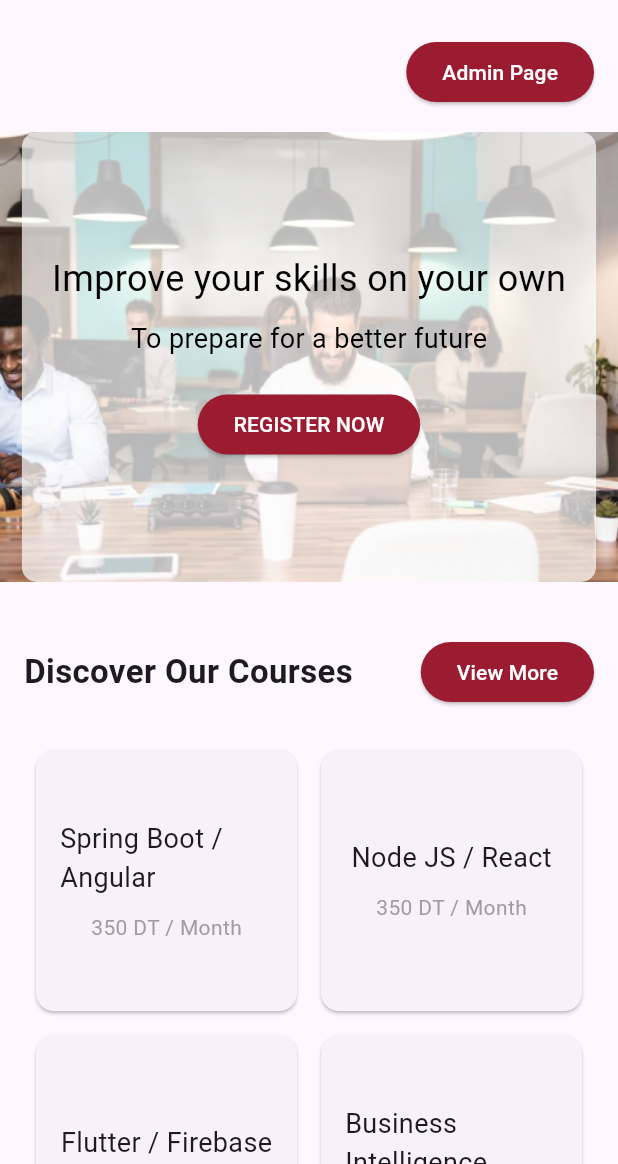
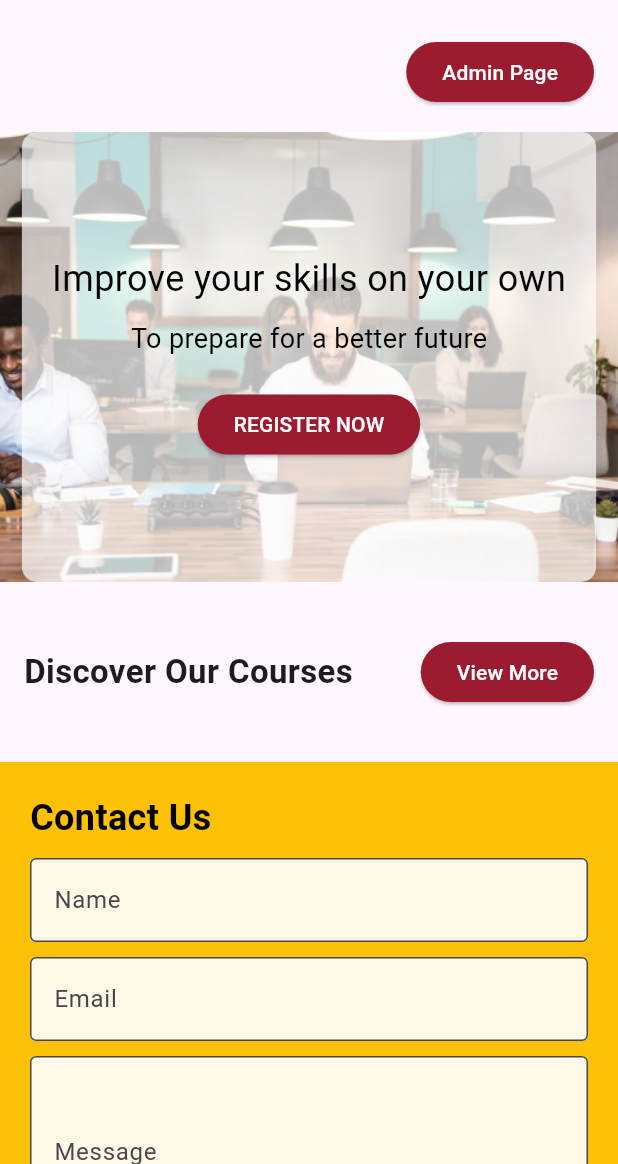
Before and after one commit to Flightsimmer50/9antra.tn-MiniProject-Flutter, a Flutter app: the screen it shows after launch, on a phone screen of 412 x 824 dp, the part 72-1236 px from its top. Run offline on Flutter 3.47's test engine with Material 3 defaults, Android fonts, the phone set to English and light mode, and no system bars; our stand-ins replace cloud_firestore, firebase_core, image_picker; missing offline and left inert: cloudinary_flutter, cloudinary_url_gen; accounts and stored records are empty.

Commit message:
improving the landing page

```diff
--- a/lib/screens/landingPage.dart
+++ b/lib/screens/landingPage.dart
@@ -1,7 +1,39 @@
 import 'package:flutter/material.dart';
 import 'package:beecoderstest/screens/adminPage.dart'; // Importer la page Admin
+import 'package:beecoderstest/models/course.dart'; // Import the Course model
+import 'package:beecoderstest/service/courseService.dart'; // Import your Course service
 
-class LandingPage extends StatelessWidget {
+class LandingPage extends StatefulWidget {
+  @override
+  _LandingPageState createState() => _LandingPageState();
+}
+
+class _LandingPageState extends State<LandingPage> {
+  final CourseService _courseService = CourseService();
+  List<Course> _courses = [];
+  bool _isLoading = true;
+
+  @override
+  void initState() {
+    super.initState();
+    _fetchCourses();
+  }
+
+  Future<void> _fetchCourses() async {
+    try {
+      List<Course> courses = await _courseService.getCourses();
+      setState(() {
+        _courses = courses.take(6).toList(); // Take the first 6 courses
+        _isLoading = false;
+      });
+    } catch (e) {
+      print('Error fetching courses: $e');
+      setState(() {
+        _isLoading = false;
+      });
+    }
+  }
+
   @override
   Widget build(BuildContext context) {
     return Scaffold(
@@ -9,16 +41,18 @@ class LandingPage extends StatelessWidget {
         title: Row(
           children: [
             Image.asset(
-              'assets/LogoTheBridge.png', // Assurez-vous que le nom et le chemin sont corrects
-              height: 40, // Ajustez la taille selon vos besoins
+              'assets/LogoTheBridge.png',
+              height: 40,
             ),
-            SizedBox(width: 10), // Espace entre le logo et le titre
+            SizedBox(width: 10),
             Text('Course Platform'),
           ],
         ),
-        centerTitle: false, // Aligner le titre à gauche
+        centerTitle: false,
       ),
-      body: SingleChildScrollView(
+      body: _isLoading
+          ? Center(child: CircularProgressIndicator())
+          : SingleChildScrollView(
               child: Column(
                 children: [
                   // Ajout du bouton Admin Page
@@ -32,7 +66,6 @@ class LandingPage extends StatelessWidget {
                           foregroundColor: Colors.white,
                         ),
                         onPressed: () {
-                    // Navigation vers la page Admin
                           Navigator.push(
                             context,
                             MaterialPageRoute(builder: (context) => AdminPage()),
@@ -115,18 +148,17 @@ class LandingPage extends StatelessWidget {
                           ],
                         ),
                         SizedBox(height: 20),
-                  GridView.count(
+                        GridView.builder(
+                          gridDelegate: SliverGridDelegateWithFixedCrossAxisCount(
                             crossAxisCount: 2,
+                            childAspectRatio: 4 / 3, // Adjusted aspect ratio
+                          ),
                           shrinkWrap: true,
                           physics: NeverScrollableScrollPhysics(),
-                    children: [
-                      CourseCard(courseName: 'Spring Boot / Angular'),
-                      CourseCard(courseName: 'Node JS / React'),
-                      CourseCard(courseName: 'Flutter / Firebase'),
-                      CourseCard(courseName: 'Business Intelligence'),
-                      CourseCard(courseName: 'Artificial Intelligence'),
-                      CourseCard(courseName: 'DevOps'),
-                    ],
+                          itemCount: _courses.length,
+                          itemBuilder: (context, index) {
+                            return CourseCard(course: _courses[index]);
+                          },
                         ),
                       ],
                     ),
@@ -195,24 +227,46 @@ class LandingPage extends StatelessWidget {
 }
 
 class CourseCard extends StatelessWidget {
-  final String courseName;
+  final Course course;
 
-  CourseCard({required this.courseName});
+  CourseCard({required this.course});
 
   @override
   Widget build(BuildContext context) {
     return Card(
       margin: EdgeInsets.all(8.0),
-      child: Padding(
-        padding: const EdgeInsets.all(16.0),
       child: Column(
-          mainAxisAlignment: MainAxisAlignment.center,
         children: [
-            Text(courseName, style: TextStyle(fontSize: 18)),
-            SizedBox(height: 10),
-            Text('350 DT / Month', style: TextStyle(color: Colors.grey)),
+          // Background image
+          Expanded(
+            child: Container(
+              decoration: BoxDecoration(
+                image: DecorationImage(
+                  image: NetworkImage(course.imageUrl ?? 'assets/placeholder.png'), // Default image if null
+                  fit: BoxFit.cover,
+                ),
+              ),
+            ),
+          ),
+          // Course name and price
+          Padding(
+            padding: const EdgeInsets.all(8.0),
+            child: Column(
+              crossAxisAlignment: CrossAxisAlignment.start,
+              children: [
+                Text(
+                  course.name,
+                  style: TextStyle(fontSize: 18, fontWeight: FontWeight.bold),
+                ),
+                SizedBox(height: 5),
+                Text(
+                  '${course.price} DT / Month',
+                  style: TextStyle(color: Color(0xFF9B1B30)),
+                ),
               ],
             ),
+          ),
+        ],
       ),
     );
   }
```
Also changed, not shown: lib/screens/addCourse.dart (+16 -61 lines), lib/screens/adminPage.dart (+19 -63 lines), 1 other file. Lines whose indentation alone changed are shown as unchanged.
